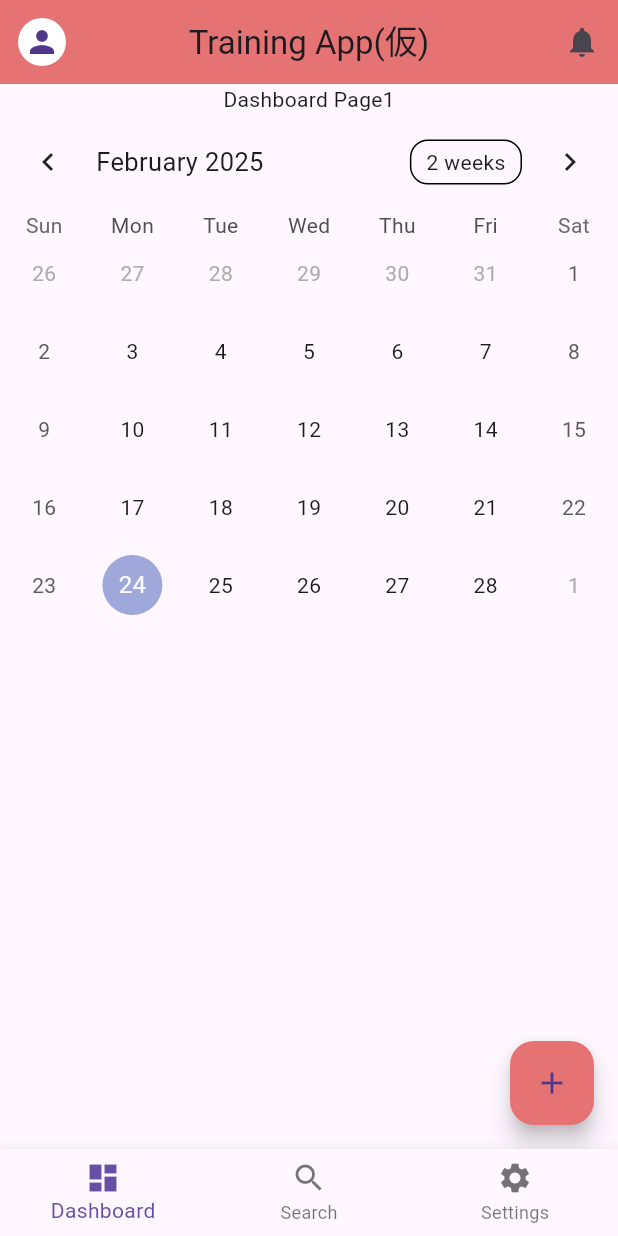
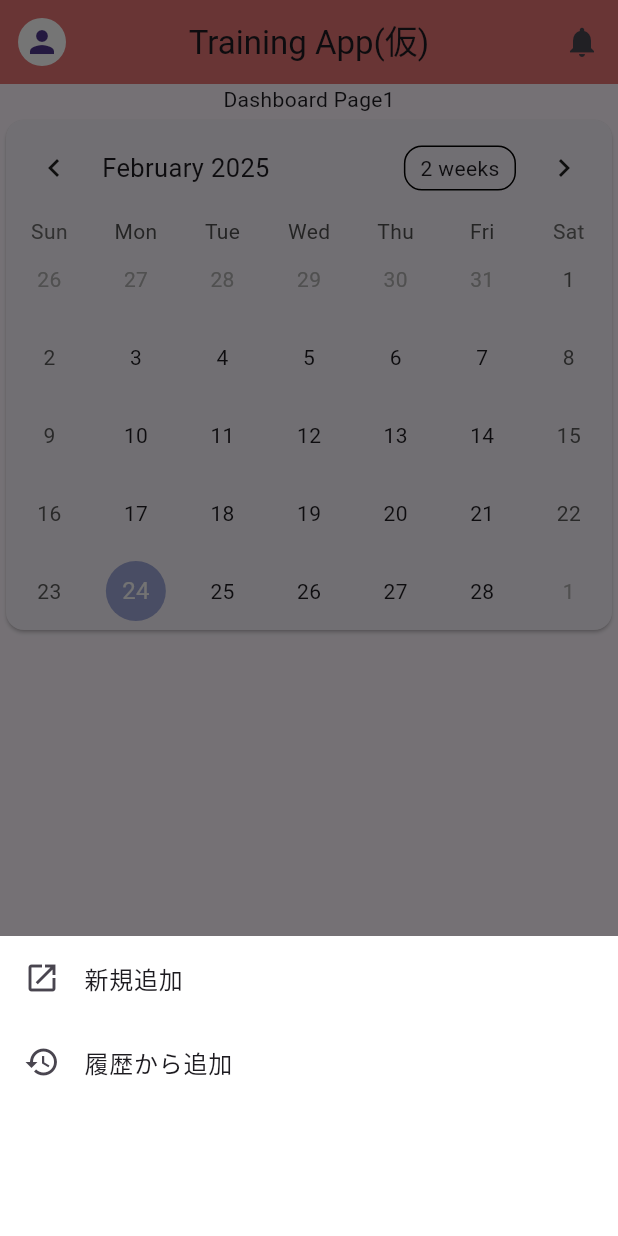
Before and after one commit to taki-umi/training-log-app-flutter, a Flutter app: the screen it shows after launch, after a tap on the "add" icon, on a phone screen of 412 x 824 dp. Run offline on Flutter 3.47's test engine with Material 3 defaults, Android fonts, the phone set to English and light mode, and no system bars; drawn by our look-alikes of table_calendar; our stand-ins replace firebase_core; accounts and stored records are empty.

Commit message:
以下機能を追加実装（途中） - ダッシュボードの＋ボタン押下でトレーニング記録画面に遷移

```diff
--- a/lib/main.dart
+++ b/lib/main.dart
@@ -3,6 +3,7 @@ import 'src/core/components/main_layout.dart';
 
 import 'package:firebase_core/firebase_core.dart';
 import 'firebase_options.dart';
+import 'src/features/training_add/components/training_log_page.dart';
 
 void main() async {
   WidgetsFlutterBinding.ensureInitialized();
@@ -25,6 +26,11 @@ class MyApp extends StatelessWidget {
       //   primarySwatch: Colors.blue,
       // ),
       home: MainLayout(),
+      // 以下でルーティングを設定
+      routes: {
+        '/dashboard': (context) => const MainLayout(),
+        '/add_training': (context) => const TrainingLogPage(),
+      },
     );
   }
 }
--- a/lib/src/core/components/custom_navigation_bar.dart
+++ b/lib/src/core/components/custom_navigation_bar.dart
@@ -25,14 +25,19 @@ class CustomNavigationBar extends StatelessWidget {
           label: 'Dashboard',
         ),
         BottomNavigationBarItem(
-          icon: Icon(Icons.search),
-          label: 'Search',
+          icon: Icon(Icons.bar_chart),
+          label: 'Charts',
+        ),
+        BottomNavigationBarItem(
+          icon: Icon(Icons.timeline),
+          label: 'Timeline',
         ),
         BottomNavigationBarItem(
           icon: Icon(Icons.settings),
           label: 'Settings',
         ),
       ],
+      type: BottomNavigationBarType.fixed,
     );
   }
 }
--- a/lib/src/core/components/main_layout.dart
+++ b/lib/src/core/components/main_layout.dart
@@ -49,6 +49,8 @@ class _MainLayoutState extends State<MainLayout> {
         return const Placeholder();
       case 2:
         return const Placeholder();
+      case 3:
+        return const Placeholder();
       default:
         throw UnimplementedError('no widget for $selectedIndex');
     }
--- a/lib/src/features/dashboard/components/training_add_button.dart
+++ b/lib/src/features/dashboard/components/training_add_button.dart
@@ -1,5 +1,10 @@
 import 'package:flutter/material.dart';
 
+// ダッシュボード - トレーニング追加ボタン
+//
+// ボタン押下した時、以下の選択肢を表示してトレーニングログ画面に遷移させる
+//   - 新規追加
+//   - 履歴から追加
 class TrainingAddButton extends StatelessWidget {
   const TrainingAddButton({super.key});
 
@@ -8,7 +13,33 @@ class TrainingAddButton extends StatelessWidget {
     return FloatingActionButton(
       backgroundColor: Colors.red[300],
       onPressed: () {
-        // TODO: トレーニング追加画面に遷移
+        showModalBottomSheet(
+            context: context,
+            builder: (context) {
+              return Container(
+                  height: 200,
+                  color: Colors.white,
+                  child: Column(
+                    children: [
+                      ListTile(
+                        leading: Icon(Icons.open_in_new),
+                        title: Text('新規追加'),
+                        onTap: () {
+                          const routeName = '/add_training';
+                          Navigator.pop(context);
+                          Navigator.pushNamed(context, routeName);
+                        },
+                      ),
+                      ListTile(
+                        leading: Icon(Icons.history),
+                        title: Text('履歴から追加'),
+                        onTap: () {
+                          // Navigator.pushNamed(context, '/add_training'); // TODO: 遷移画面追加
+                        },
+                      ),
+                    ],
+                  ));
+            });
       },
       child: Icon(Icons.add),
     );
--- a/lib/src/features/dashboard/components/training_log_calendar.dart
+++ b/lib/src/features/dashboard/components/training_log_calendar.dart
@@ -14,9 +14,11 @@ class _TrainingLogCalendarState extends State<TrainingLogCalendar> {
   // カレンダー上でマークが表示される日付
   DateTime _currentDay = DateTime.now();
 
+  // カレンダーをカードでラップした要素
   @override
   Widget build(BuildContext context) {
-    return TableCalendar(
+    return Card(
+        child: TableCalendar(
       firstDay: DateTime.utc(2000, 1, 1),
       lastDay: DateTime.utc(2030, 12, 31),
       focusedDay: _focusedDay,
@@ -27,6 +29,6 @@ class _TrainingLogCalendarState extends State<TrainingLogCalendar> {
           _focusedDay = selectedDay; // タップした際にカレンダーの表示位置を更新
         });
       }),
-    );
+    ));
   }
 }
```
Also changed, not shown: lib/src/features/training_add/components/training_log_page.dart (added, +33 -0 lines).
